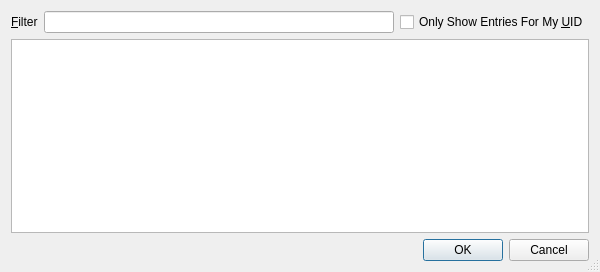
Qt form src/DialogAttach.ui (eteran/edb-debugger) before a commit.
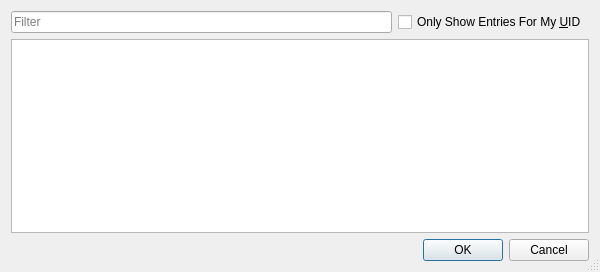
The same form after that commit. Custom widgets are drawn as their Qt base class.

Commit message: using placeholder text instead of labels, creates a cleaner UI look and has been available since Qt 4.7

The edit to the form file:
```diff
--- a/src/DialogAttach.ui
+++ b/src/DialogAttach.ui
@@ -21,19 +21,6 @@
    <bool>true</bool>
   </property>
   <layout class="QGridLayout" name="gridLayout">
-   <item row="0" column="0">
-    <widget class="QLabel" name="label">
-     <property name="text">
-      <string>&amp;Filter</string>
-     </property>
-     <property name="buddy">
-      <cstring>filter</cstring>
-     </property>
-    </widget>
-   </item>
-   <item row="0" column="1">
-    <widget class="LineEdit" name="filter"/>
-   </item>
    <item row="0" column="2">
     <widget class="QCheckBox" name="filter_uid">
      <property name="text">
@@ -81,6 +68,13 @@
      </attribute>
     </widget>
    </item>
+   <item row="0" column="0" colspan="2">
+    <widget class="LineEdit" name="filter">
+     <property name="placeholderText">
+      <string>Filter</string>
+     </property>
+    </widget>
+   </item>
   </layout>
  </widget>
  <customwidgets>
```
The commit also changes 9 other files.
